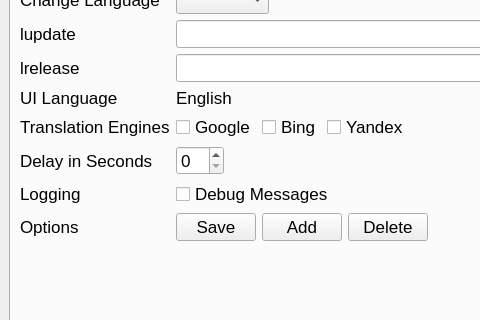
Qt form src/MainWindow.ui (Light-Wizzard/QtLingo) before a commit; both pictures show x 0 to 480 and y 158 to 478 of the 1415 by 686 pixel window.
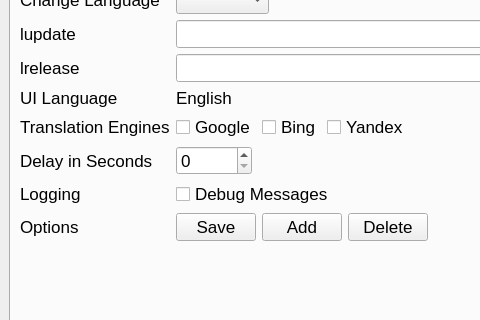
The same form after that commit. The open tabs and pages were chosen to show the change. Icons and pictures are not drawn.

```diff
--- a/src/MainWindow.ui
+++ b/src/MainWindow.ui
@@ -328,7 +328,11 @@
           <item row="6" column="1">
            <layout class="QHBoxLayout" name="horizontalLayoutSettingsDelay">
             <item>
-             <widget class="QSpinBox" name="spinBoxSettingsDelay"/>
+             <widget class="QSpinBox" name="spinBoxSettingsDelay">
+              <property name="maximum">
+               <number>66666</number>
+              </property>
+             </widget>
             </item>
             <item>
              <spacer name="horizontalSpacerSettingsDelay">
```
Left out of the diff: 12 changed lines with no effect on the pictures.
